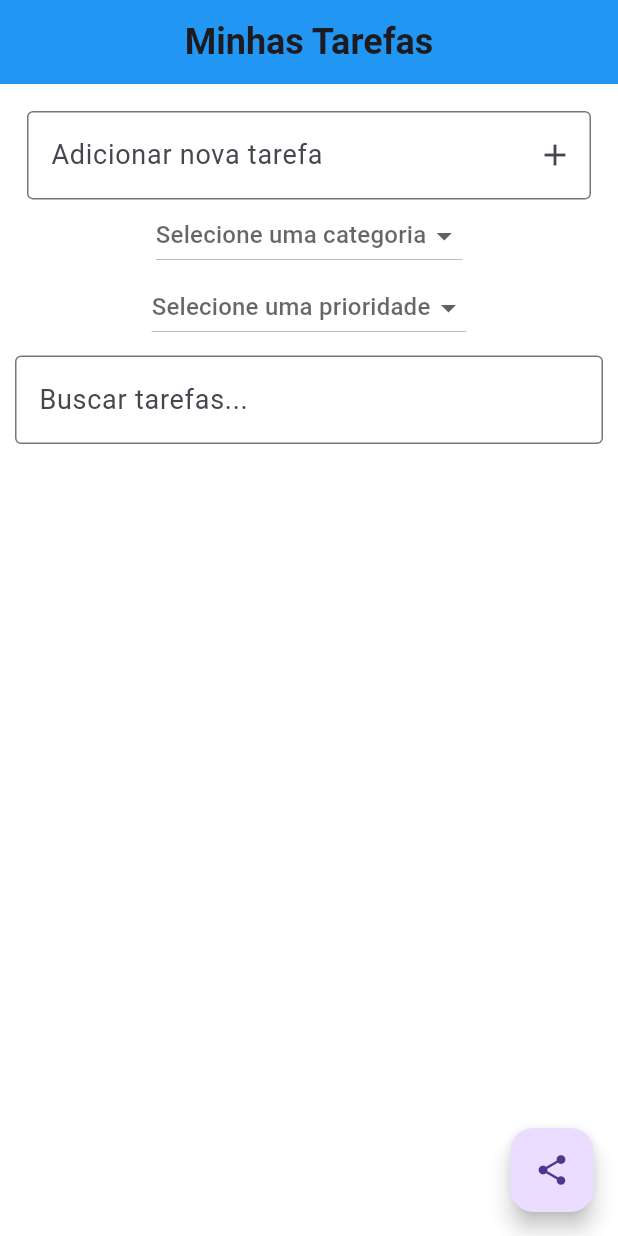
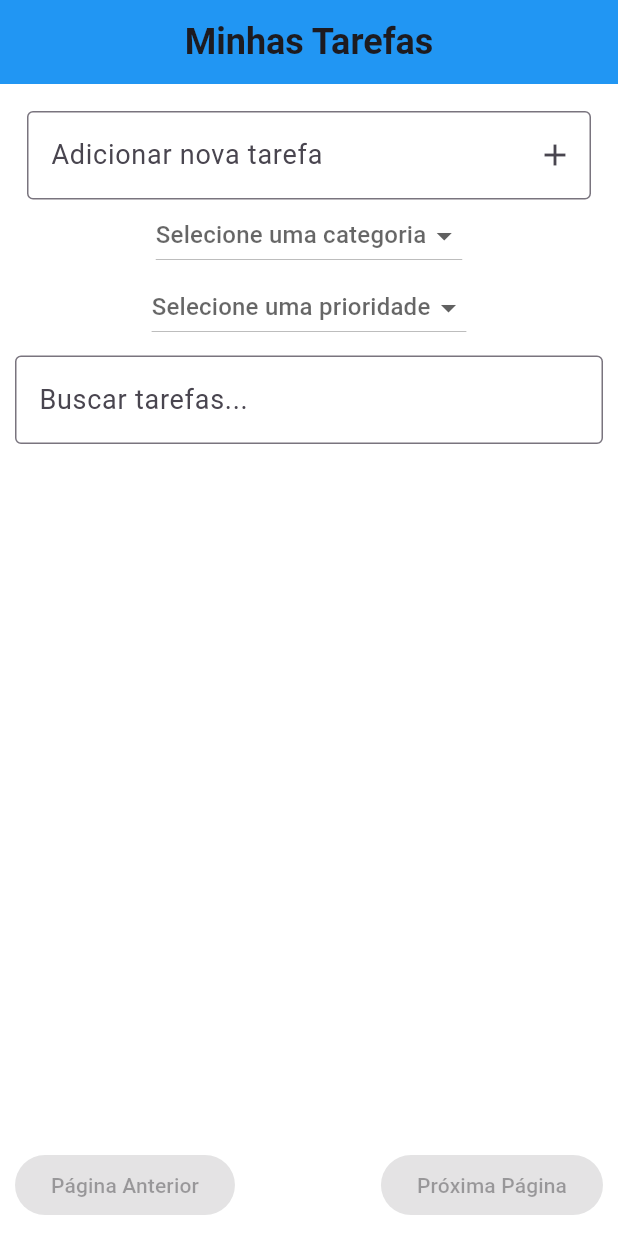
Before and after one commit to EricFNL1/Projeto-de-dispositivos-moveis-I, a Flutter app: the screen it shows after launch, on a phone screen of 412 x 824 dp. Run offline on Flutter 3.47's test engine with Material 3 defaults, Android fonts, the phone set to English and light mode, and no system bars; our stand-ins replace flutter_slidable, share, shared_preferences.

Commit message:
Att V4 final

```diff
--- a/lib/main.dart
+++ b/lib/main.dart
@@ -29,11 +29,6 @@ class TodoApp extends StatelessWidget {
           ),
         ),
       ),
-      darkTheme: ThemeData(
-        brightness: Brightness.dark,
-        primarySwatch: Colors.blue,
-      ),
-      themeMode: ThemeMode.light,
       home: TodoList(),
     );
   }
@@ -51,6 +46,9 @@ class _TodoListState extends State<TodoList> {
   String? _selectedCategory;
   String? _selectedPriority;
   String searchQuery = '';
+  int currentPage = 0;
+  int itemsPerPage = 4;
+
   List<String> _categories = ['Trabalho', 'Casa', 'Pessoal'];
   List<String> _priorities = ['Alta', 'Média', 'Baixa'];
 
@@ -84,34 +82,6 @@ class _TodoListState extends State<TodoList> {
     _saveTasks();
   }
 
-  void _editTask(int index) {
-    TextEditingController editController =
-    TextEditingController(text: _tasks[index]['title']);
-    showDialog(
-      context: context,
-      builder: (context) {
-        return AlertDialog(
-          title: Text('Editar Tarefa'),
-          content: TextField(
-            controller: editController,
-          ),
-          actions: [
-            TextButton(
-              onPressed: () {
-                setState(() {
-                  _tasks[index]['title'] = editController.text;
-                });
-                _saveTasks();
-                Navigator.pop(context);
-              },
-              child: Text('Salvar'),
-            ),
-          ],
-        );
-      },
-    );
-  }
-
   void _saveTasks() async {
     SharedPreferences prefs = await SharedPreferences.getInstance();
     prefs.setString('tasks', jsonEncode(_tasks));
@@ -137,15 +107,14 @@ class _TodoListState extends State<TodoList> {
         .toList();
   }
 
-  void _exportTasks() async {
-    final directory = await getApplicationDocumentsDirectory();
-    final file = File('${directory.path}/tasks.txt');
-    String taskList = _tasks
-        .map((task) =>
-    "${task['title']} - ${task['category']} (${task['priority']})")
-        .join('\n');
-    await file.writeAsString(taskList);
-    Share.shareFiles([file.path], text: 'Minhas Tarefas');
+  List<Map<String, dynamic>> _getPaginatedTasks() {
+    List<Map<String, dynamic>> filteredTasks = _getFilteredTasks();
+    int startIndex = currentPage * itemsPerPage;
+    int endIndex = startIndex + itemsPerPage;
+    return filteredTasks.sublist(
+      startIndex,
+      endIndex > filteredTasks.length ? filteredTasks.length : endIndex,
+    );
   }
 
   Color _getPriorityColor(String priority) {
@@ -163,6 +132,7 @@ class _TodoListState extends State<TodoList> {
 
   @override
   Widget build(BuildContext context) {
+    List<Map<String, dynamic>> paginatedTasks = _getPaginatedTasks();
     return Scaffold(
       appBar: AppBar(
         title: Text(
@@ -237,9 +207,9 @@ class _TodoListState extends State<TodoList> {
             ),
             Expanded(
               child: ListView.builder(
-                itemCount: _getFilteredTasks().length,
+                itemCount: paginatedTasks.length,
                 itemBuilder: (context, index) {
-                  final task = _getFilteredTasks()[index];
+                  final task = paginatedTasks[index];
                   return Dismissible(
                     key: UniqueKey(),
                     background: Container(
@@ -255,7 +225,7 @@ class _TodoListState extends State<TodoList> {
                       child: Icon(Icons.delete, color: Colors.white),
                     ),
                     onDismissed: (direction) {
-                      _removeTask(index);
+                      _removeTask(index + currentPage * itemsPerPage);
                       ScaffoldMessenger.of(context).showSnackBar(
                         SnackBar(
                           content: Text('Tarefa excluída!'),
@@ -279,22 +249,40 @@ class _TodoListState extends State<TodoList> {
                             _saveTasks();
                           },
                         ),
-                        trailing: IconButton(
-                          icon: Icon(Icons.edit),
-                          onPressed: () => _editTask(index),
-                        ),
                       ),
                     ),
                   );
                 },
               ),
             ),
+            Row(
+              mainAxisAlignment: MainAxisAlignment.spaceBetween,
+              children: [
+                ElevatedButton(
+                  onPressed: currentPage > 0
+                      ? () {
+                    setState(() {
+                      currentPage--;
+                    });
+                  }
+                      : null,
+                  child: Text('Página Anterior'),
+                ),
+                ElevatedButton(
+                  onPressed: (currentPage + 1) * itemsPerPage <
+                      _getFilteredTasks().length
+                      ? () {
+                    setState(() {
+                      currentPage++;
+                    });
+                  }
+                      : null,
+                  child: Text('Próxima Página'),
+                ),
+              ],
+            ),
           ],
         ),
-      ),
-      floatingActionButton: FloatingActionButton(
-        onPressed: _exportTasks,
-        child: Icon(Icons.share),
       ),
     );
   }
```
